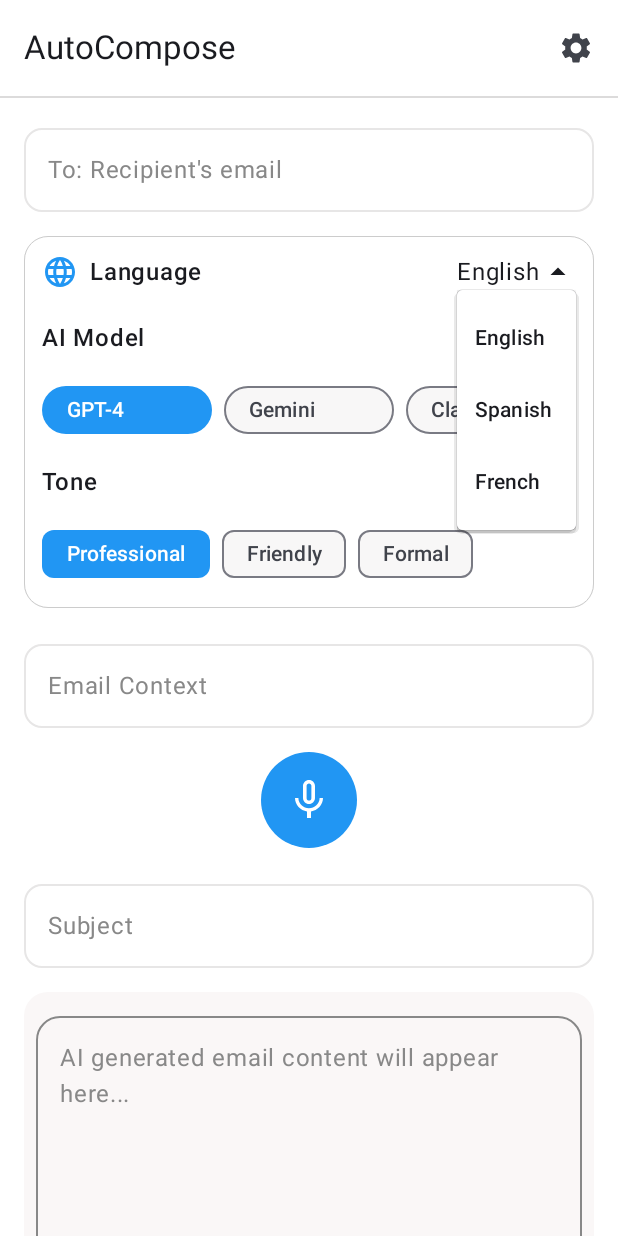
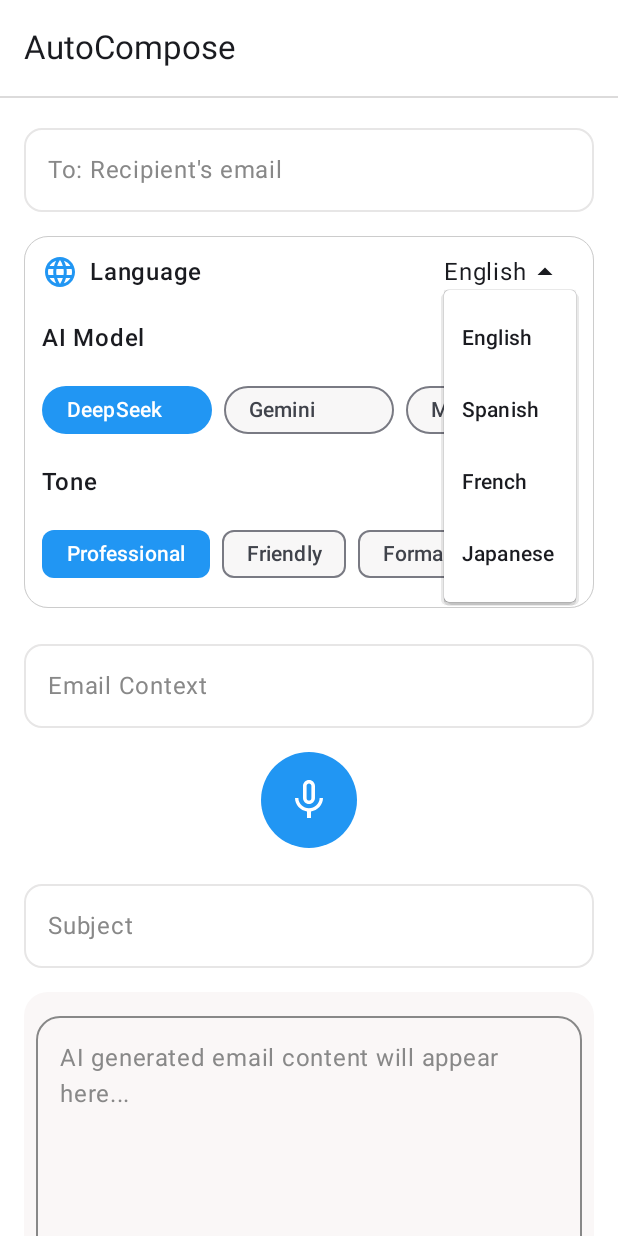
Before and after one commit to anuragkanojiya1/AutoCompose, an Android app built with Jetpack Compose: the composable DraftAgentScreen called with empty values, after a tap on "English", on a phone screen of 412 x 824 dp. Run offline under Robolectric (Android 15) with nearby library versions, the phone set to English and light mode, and no system bars; our stand-ins replace Room's generated code.

Commit message:
Updated AgentScreen and DraftScreen

```diff
--- a/app/src/main/java/com/example/autocompose/ui/composables/DraftAgentScreen.kt
+++ b/app/src/main/java/com/example/autocompose/ui/composables/DraftAgentScreen.kt
@@ -76,6 +76,7 @@ import com.example.autocompose.ui.theme.AutoComposeTheme
 import com.example.autocompose.ui.viewmodel.AutoComposeViewmodel
 import com.example.autocompose.ui.viewmodel.FrequentEmailViewModel
 import android.util.Log
+import androidx.compose.foundation.layout.width
 
 @OptIn(ExperimentalMaterial3Api::class)
 @Composable
@@ -91,7 +92,7 @@ fun DraftAgentScreen(
     var language by remember { mutableStateOf("en") }
     var languageExpanded by remember { mutableStateOf(false) }
     var selectedTone by remember { mutableStateOf("Professional") }
-    var selectedModel by remember { mutableStateOf("GPT-4") }
+    var selectedModel by remember { mutableStateOf("DeepSeek") }
     var subject by remember { mutableStateOf(passSubject) }
     var emailContent by remember { mutableStateOf(passEmailContent) }
     var emailContext by remember { mutableStateOf("") }
@@ -127,14 +128,14 @@ fun DraftAgentScreen(
             Column {
                 TopAppBar(
                     title = { Text("AutoCompose") },
-                    actions = {
-                        IconButton(onClick = { /* Settings action */ }) {
-                            Icon(
-                                imageVector = Icons.Default.Settings,
-                                contentDescription = "Settings"
-                            )
-                        }
-                    },
+//                    actions = {
+//                        IconButton(onClick = { /* Settings action */ }) {
+//                            Icon(
+//                                imageVector = Icons.Default.Settings,
+//                                contentDescription = "Settings"
+//                            )
+//                        }
+//                    },
                     colors = TopAppBarDefaults.topAppBarColors(
                         containerColor = Color.White
                     )
@@ -223,9 +224,14 @@ fun DraftAgentScreen(
                                 Row(
                                     verticalAlignment = Alignment.CenterVertically,
                                     modifier = Modifier.menuAnchor()
+                                        .width(88.dp)
                                 ) {
                                     Text(
-                                        text = if (language == "en") "English" else if (language == "es") "Spanish" else "French",
+                                        text = if (language == "en") "English"
+                                        else if (language == "es") "Spanish"
+                                        else if (language == "fr") "French"
+                                        else if (language == "jpn") "Japanese"
+                                        else "English",
                                         fontWeight = FontWeight.Normal,
                                         fontSize = 16.sp
                                     )
@@ -258,6 +264,13 @@ fun DraftAgentScreen(
                                             languageExpanded = false
                                         }
                                     )
+                                    DropdownMenuItem(
+                                        text = { Text("Japanese") },
+                                        onClick = {
+                                            language = "jpn"
+                                            languageExpanded = false
+                                        }
+                                    )
                                 }
                             }
                         }
@@ -274,7 +287,7 @@ fun DraftAgentScreen(
                             modifier = Modifier.fillMaxWidth(),
                             horizontalArrangement = Arrangement.spacedBy(8.dp),
                         ) {
-                            val models = listOf("GPT-4", "Gemini", "Claude")
+                            val models = listOf("DeepSeek", "Gemini", "Mistral")
                             models.forEach { model ->
                                 FilterChip(
                                     selected = selectedModel == model,
@@ -412,58 +425,58 @@ fun DraftAgentScreen(
                 }
 
 
-                Button(
-                    onClick = {
-                        autoComposeViewmodel.generateEmail(
-                            tone = selectedTone,
-                            ai_model = selectedModel,
-                            language = language,
-                            context = emailContext
-                        )
-                    },
-                    modifier = Modifier.fillMaxWidth(),
-                    colors = ButtonDefaults.buttonColors(
-                        containerColor = primaryBlue
-                    )
-                ) {
-                    Row(
-                        horizontalArrangement = Arrangement.spacedBy(8.dp),
-                        verticalAlignment = Alignment.CenterVertically
-                    ) {
-                        Icon(
-                            imageVector = Icons.Filled.Loop,
-                            contentDescription = "Generate Email"
-                        )
-                        Text("Generate")
-                    }
-                }
+//                Button(
+//                    onClick = {
+//                        autoComposeViewmodel.generateEmail(
+//                            tone = selectedTone,
+//                            ai_model = selectedModel,
+//                            language = language,
+//                            context = emailContext
+//                        )
+//                    },
+//                    modifier = Modifier.fillMaxWidth(),
+//                    colors = ButtonDefaults.buttonColors(
+//                        containerColor = primaryBlue
+//                    )
+//                ) {
+//                    Row(
+//                        horizontalArrangement = Arrangement.spacedBy(8.dp),
+//                        verticalAlignment = Alignment.CenterVertically
+//                    ) {
+//                        Icon(
+//                            imageVector = Icons.Filled.Loop,
+//                            contentDescription = "Generate Email"
+//                        )
+//                        Text("Generate")
+//                    }
+//                }
 
                 // Bottom buttons
                 Row(
                     modifier = Modifier.fillMaxWidth(),
                     horizontalArrangement = Arrangement.spacedBy(8.dp)
                 ) {
-                    Button(
-                        onClick = { /* Save draft action */ },
-                        modifier = Modifier.weight(1f),
-                        colors = ButtonDefaults.buttonColors(
-                            containerColor = Color.White,
-                            contentColor = Color.Black,
-                        ),
-                        border = BorderStroke(1.dp, Color(0xFF2196F3)),
-                    ) {
-                        Row(
-                            horizontalArrangement = Arrangement.spacedBy(8.dp),
-                            verticalAlignment = Alignment.CenterVertically
-                        ) {
-                            Icon(
-                                imageVector = Icons.AutoMirrored.Sharp.Message,
-                                contentDescription = "Save Draft",
-                                tint = Color(0xFF2196F3)
-                            )
-                            Text("Save Draft", color = Color(0xFF2196F3))
-                        }
-                    }
+//                    Button(
+//                        onClick = { /* Save draft action */ },
+//                        modifier = Modifier.weight(1f),
+//                        colors = ButtonDefaults.buttonColors(
+//                            containerColor = Color.White,
+//                            contentColor = Color.Black,
+//                        ),
+//                        border = BorderStroke(1.dp, Color(0xFF2196F3)),
+//                    ) {
+//                        Row(
+//                            horizontalArrangement = Arrangement.spacedBy(8.dp),
+//                            verticalAlignment = Alignment.CenterVertically
+//                        ) {
+//                            Icon(
+//                                imageVector = Icons.AutoMirrored.Sharp.Message,
+//                                contentDescription = "Save Draft",
+//                                tint = Color(0xFF2196F3)
+//                            )
+//                            Text("Save Draft", color = Color(0xFF2196F3))
+//                        }
+//                    }
 
                     Button(
                         onClick = {
```
Also changed, not shown: app/src/main/java/com/example/autocompose/ui/composables/AgentScreen.kt (+62 -24 lines).
